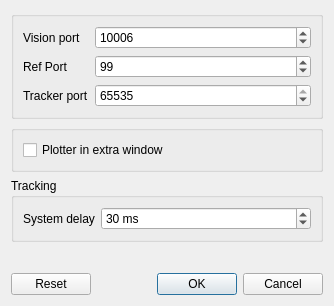
The window that src/gui/configdialog.ui (robotics-erlangen/autoref) describes before a commit, drawn with Qt 5.
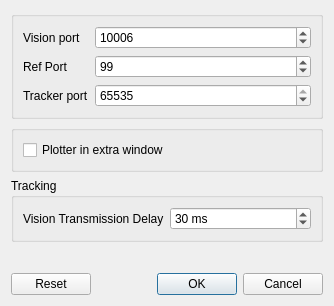
The same window after the commit.

What changed in the file:
```diff
--- a/src/gui/configdialog.ui
+++ b/src/gui/configdialog.ui
@@ -102,7 +102,7 @@
       <item row="0" column="0">
        <widget class="QLabel" name="label_2">
         <property name="text">
-         <string>System delay</string>
+         <string>Vision Transmission Delay</string>
         </property>
        </widget>
       </item>
```
Left out of the diff: 2 changed lines with no effect on the pictures.
